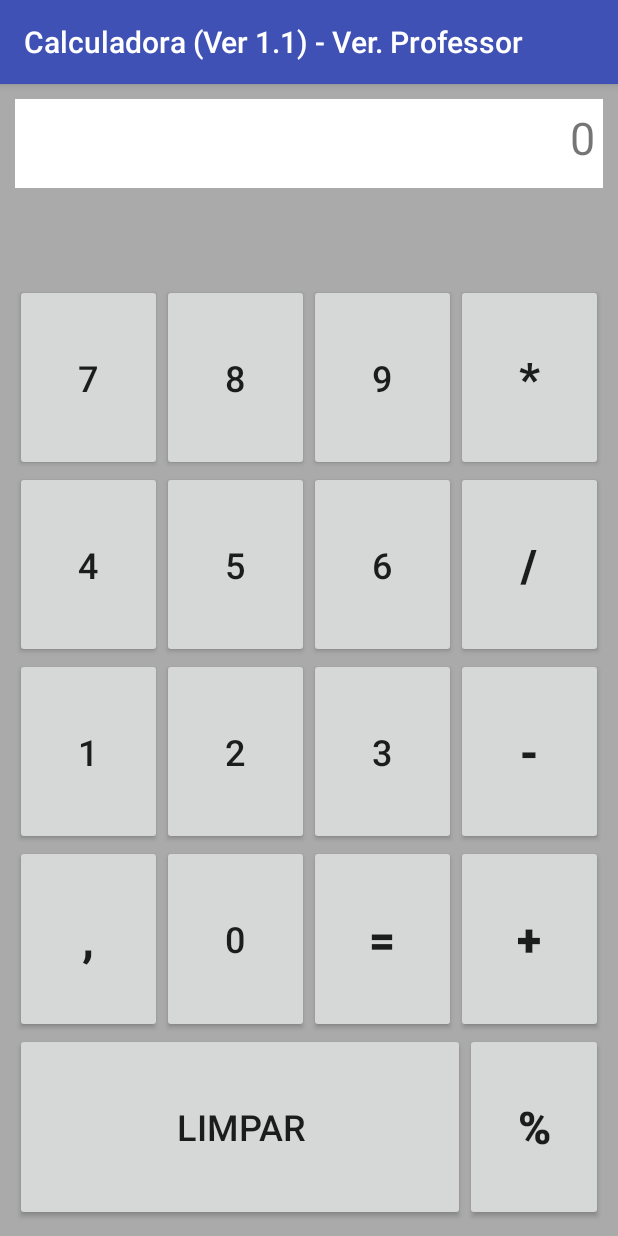
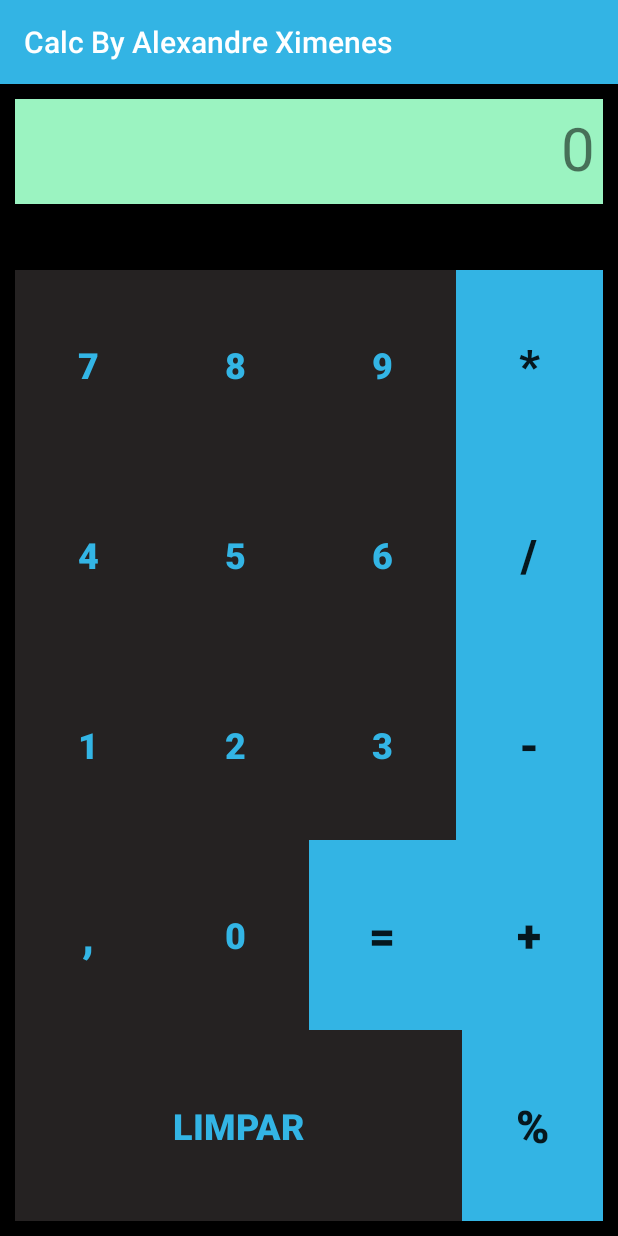
Before and after one commit to alexandreximenes/up, an Android app: the screen it shows after launch (MainActivity), after a tap on an icon or button, on a phone screen of 412 x 824 dp. Run offline under Robolectric (Android 15) with nearby library versions, the phone set to English and light mode, and no system bars; 2 other taps on this screen came first.

Commit message:
Calc -v 2

```diff
--- a/Calculadora_v1_1/app/src/main/java/br/edu/up/calculadora_v1_1/Calculadora.java
+++ b/Calculadora_v1_1/app/src/main/java/br/edu/up/calculadora_v1_1/Calculadora.java
@@ -1,4 +1,6 @@
 package br.edu.up.calculadora_v1_1;
+
+import android.util.Log;
 
 /**
  * Created by Sobreiro on 16/10/2018.
@@ -6,54 +8,84 @@ package br.edu.up.calculadora_v1_1;
 
 public class Calculadora {
 
-    private float valor;
-    private float valorAnterior;
+    private double valor;
+    private double valorAnterior;
     private String operador;
+    private String op;
 
-    public Calculadora(){
+    public Calculadora() {
         valor = 0;
         valorAnterior = 0;
         operador = "";
+        op = "";
     }
 
-    public float getValor() {
+    public double getValor() {
         return valor;
     }
 
-    public void setValor(float valor) {
+    public void setValor(double valor) {
         this.valor = valor;
     }
 
-    private void realizarOperacao(){
+    private void realizarOperacao() {
+        Log.i("OP: ",this.op);
+        if (!operador.equals("")) {
+            if (operador.equals("+")) {
+                valor = valorAnterior + valor;
+            } else if (operador.equals("-")) {
+                valor = valorAnterior - valor;
+            } else if (operador.equals("%")) {
+                /**
+                 * Calcula a porcentagem conforme operador anterior.
+                 * Ex: 100 / 10% = 10 é o mesmo que 100/0,10
+                 * Para obter esse resultado segue os passos
+                 * Pressionar:
+                 *      100
+                 *      botao dividir
+                 *      10
+                 *      botao porcentagem
+                 *      botao igual
+                 */
+                if(this.op.equals("+")){
+                        valor = valorAnterior + (valorAnterior * valor) / 100;
+                    }else if (this.op.equals("-")){
+                        valor = valorAnterior - ((valorAnterior * valor) / 100);
+                    }else if(this.op.equals("/")){
+                        valor = (valorAnterior / (valor / 100));
+                    }else{
+                        valor = valor * (valorAnterior / 100);
+                    }
 
-        if(!operador.equals("")){
-            if(operador.equals("+")){
-                valor = valorAnterior + valor;
-            }else if(operador.equals("-")){
-                valor = valorAnterior - valor;
-            }else if(operador.equals("*")){
+            } else if (operador.equals("*")) {
                 valor = valorAnterior * valor;
-            }else if(operador.equals("%")){
-                valor = valor * valorAnterior/100;
-            }else if(operador.equals("/")){
-                if(valor != 0){
+            } else if (operador.equals("/")) {
+                if (valor != 0) {
                     valor = valorAnterior / valor;
                 }
             }
         }
     }
 
-    public void verificarOperacao(String op){
+    public void verificarOperacao(String op) {
 
-        if(op.equals("LIMPAR")){
+        if (op.equals("LIMPAR")) {
             valor = 0;
             operador = "";
-        }else{
-            realizarOperacao();
-            operador = op;
-            valorAnterior = valor;
+        } else {
+            if(op.equals("%")) {
+                this.op = operador;
+                operador = "";
+            }
         }
 
+        realizarOperacao();
+        System.out.println(valor);
+        operador = op;
+        if(op.equals("%")){
+            return;
+        }
+        valorAnterior = valor;
+
     }
-
 }
--- a/Calculadora_v1_1/app/src/main/java/br/edu/up/calculadora_v1_1/MainActivity.java
+++ b/Calculadora_v1_1/app/src/main/java/br/edu/up/calculadora_v1_1/MainActivity.java
@@ -3,8 +3,13 @@ package br.edu.up.calculadora_v1_1;
 import android.support.v7.app.AppCompatActivity;
 import android.os.Bundle;
 import android.view.View;
+import android.view.Window;
+import android.view.WindowManager;
 import android.widget.Button;
 import android.widget.TextView;
+
+import java.text.NumberFormat;
+import java.text.ParseException;
 
 public class MainActivity extends AppCompatActivity {
 
@@ -17,7 +22,11 @@ public class MainActivity extends AppCompatActivity {
     @Override
     protected void onCreate(Bundle savedInstanceState) {
         super.onCreate(savedInstanceState);
+        requestWindowFeature(Window.FEATURE_NO_TITLE);
+        getWindow().setFlags(WindowManager.LayoutParams.FLAG_FULLSCREEN, WindowManager.LayoutParams.FLAG_FULLSCREEN);
+
         setContentView(R.layout.activity_main);
+
 
         txtVisor = findViewById(R.id.txtVisor);
         digitando = false;
@@ -77,7 +86,14 @@ public class MainActivity extends AppCompatActivity {
 
             }else {
 
-                String valorConvertido = txtVisor.getText().toString().replace(',', '.');
+//                String valorConvertido = txtVisor.getText().toString().replace(',', '.').replace(".", "");
+                String valorConvertido = null;
+                NumberFormat nFormat = NumberFormat.getNumberInstance();
+                try {
+                    valorConvertido = String.valueOf(nFormat.parse(txtVisor.getText().toString()));
+                } catch (ParseException e) {
+                    e.printStackTrace();
+                }
 
                 calc.setValor(Float.parseFloat(valorConvertido));
                 calc.verificarOperacao(op);
@@ -89,6 +105,7 @@ public class MainActivity extends AppCompatActivity {
                 }
 
                 txtVisor.setText(textoResultado.replace('.', ','));
+                if(op.equals("=")) txtVisor.setText(nFormat.format(Double.parseDouble(textoResultado)));
                 digitando = false;
                 separadorDecimal = false;
             }
--- a/Calculadora_v1_1/app/src/main/res/layout/activity_main.xml
+++ b/Calculadora_v1_1/app/src/main/res/layout/activity_main.xml
@@ -8,25 +8,26 @@
     android:background="@android:color/darker_gray"
     android:orientation="vertical"
     android:padding="10dp"
+    android:backgroundTint="#000000"
     tools:context=".MainActivity">
 
     <LinearLayout
         android:id="@+id/linha01"
         android:layout_width="match_parent"
-        android:layout_height="wrap_content"
+        android:layout_height="37dp"
         android:layout_weight="1"
         android:orientation="horizontal">
 
         <TextView
             android:id="@+id/txtVisor"
             android:layout_width="match_parent"
-            android:layout_height="59dp"
+            android:layout_height="70dp"
             android:layout_weight="1"
-            android:background="@android:color/background_light"
+            android:background="@color/colorAccent"
             android:padding="5dp"
             android:text="0"
             android:textAlignment="textEnd"
-            android:textSize="30sp" />
+            android:textSize="40sp" />
     </LinearLayout>
 
     <LinearLayout
@@ -41,33 +42,44 @@
             android:layout_width="wrap_content"
             android:layout_height="match_parent"
             android:layout_weight="1"
+            android:background="#252222"
             android:onClick="onClickValores"
             android:text="7"
-            android:textSize="24sp" />
+            android:textColor="@android:color/holo_blue_light"
+            android:textSize="24sp"
+            android:textStyle="bold" />
 
         <Button
             android:id="@+id/btn8"
             android:layout_width="wrap_content"
             android:layout_height="match_parent"
             android:layout_weight="1"
+            android:background="#252222"
             android:onClick="onClickValores"
             android:text="8"
-            android:textSize="24sp" />
+            android:textColor="@android:color/holo_blue_light"
+            android:textSize="24sp"
+            android:textStyle="bold" />
 
         <Button
             android:id="@+id/btn9"
             android:layout_width="wrap_content"
             android:layout_height="match_parent"
             android:layout_weight="1"
+            android:background="#252222"
             android:onClick="onClickValores"
             android:text="9"
-            android:textSize="24sp" />
+            android:textColor="@android:color/holo_blue_light"
+            android:textSize="24sp"
+            android:textStyle="bold" />
 
         <Button
             android:id="@+id/btnMult"
             android:layout_width="wrap_content"
             android:layout_height="match_parent"
             android:layout_weight="1"
+            android:background="@color/colorPrimary"
+            android:elevation="16dp"
             android:onClick="onClickOperacoes"
             android:text="*"
             android:textSize="30sp"
@@ -87,33 +99,44 @@
             android:layout_width="wrap_content"
             android:layout_height="match_parent"
             android:layout_weight="1"
+            android:background="#252222"
             android:onClick="onClickValores"
             android:text="4"
-            android:textSize="24sp" />
+            android:textColor="@android:color/holo_blue_light"
+            android:textSize="24sp"
+            android:textStyle="bold" />
 
         <Button
             android:id="@+id/btn5"
             android:layout_width="wrap_content"
             android:layout_height="match_parent"
             android:layout_weight="1"
+            android:background="#252222"
             android:onClick="onClickValores"
             android:text="5"
-            android:textSize="24sp" />
+            android:textColor="@android:color/holo_blue_light"
+            android:textSize="24sp"
+            android:textStyle="bold" />
 
         <Button
             android:id="@+id/btn6"
             android:layout_width="wrap_content"
             android:layout_height="match_parent"
             android:layout_weight="1"
+            android:background="#252222"
             android:onClick="onClickValores"
             android:text="6"
-            android:textSize="24sp" />
+            android:textColor="@android:color/holo_blue_light"
+            android:textSize="24sp"
+            android:textStyle="bold" />
 
         <Button
             android:id="@+id/btnDiv"
             android:layout_width="wrap_content"
             android:layout_height="match_parent"
             android:layout_weight="1"
+            android:background="@color/colorPrimary"
+            android:elevation="16dp"
             android:onClick="onClickOperacoes"
             android:text="/"
             android:textSize="30sp"
@@ -132,33 +155,44 @@
             android:layout_width="wrap_content"
             android:layout_height="match_parent"
             android:layout_weight="1"
+            android:background="#252222"
             android:onClick="onClickValores"
             android:text="1"
-            android:textSize="24sp" />
+            android:textColor="@android:color/holo_blue_light"
+            android:textSize="24sp"
+            android:textStyle="bold" />
 
         <Button
             android:id="@+id/btn2"
             android:layout_width="wrap_content"
             android:layout_height="match_parent"
             android:layout_weight="1"
+            android:background="#252222"
             android:onClick="onClickValores"
             android:text="2"
-            android:textSize="24sp" />
+            android:textColor="@android:color/holo_blue_light"
+            android:textSize="24sp"
+            android:textStyle="bold" />
 
         <Button
             android:id="@+id/btn3"
             android:layout_width="wrap_content"
             android:layout_height="match_parent"
             android:layout_weight="1"
+            android:background="#252222"
             android:onClick="onClickValores"
             android:text="3"
-            android:textSize="24sp" />
+            android:textColor="@android:color/holo_blue_light"
+            android:textSize="24sp"
+            android:textStyle="bold" />
 
         <Button
             android:id="@+id/btnMenos"
             android:layout_width="wrap_content"
             android:layout_height="match_parent"
             android:layout_weight="1"
+            android:background="@color/colorPrimary"
+            android:elevation="16dp"
             android:onClick="onClickOperacoes"
             android:text="-"
             android:textSize="30sp"
@@ -178,8 +212,10 @@
             android:layout_width="wrap_content"
             android:layout_height="match_parent"
             android:layout_weight="1"
+            android:background="#252222"
             android:onClick="onClickOperacoes"
             android:text=","
+            android:textColor="@android:color/holo_blue_light"
             android:textSize="30sp"
             android:textStyle="bold" />
 
@@ -188,15 +224,20 @@
             android:layout_width="wrap_content"
             android:layout_height="match_parent"
             android:layout_weight="1"
+            android:background="#252222"
             android:onClick="onClickValores"
             android:text="0"
-            android:textSize="24sp" />
+            android:textColor="@android:color/holo_blue_light"
+            android:textSize="24sp"
+            android:textStyle="bold" />
 
         <Button
             android:id="@+id/btnIgual"
             android:layout_width="wrap_content"
             android:layout_height="match_parent"
             android:layout_weight="1"
+            android:background="@color/colorPrimary"
+            android:elevation="16dp"
             android:onClick="onClickOperacoes"
             android:text="="
             android:textSize="30sp"
@@ -207,6 +248,8 @@
             android:layout_width="wrap_content"
             android:layout_height="match_parent"
             android:layout_weight="1"
+            android:background="@color/colorPrimary"
+            android:elevation="16dp"
             android:onClick="onClickOperacoes"
             android:text="+"
             android:textSize="30sp"
@@ -225,16 +268,21 @@
             android:id="@+id/btnLimpar"
             android:layout_width="wrap_content"
             android:layout_height="match_parent"
-            android:layout_weight="50"
+            android:layout_weight="35"
+            android:background="#252222"
             android:onClick="onClickOperacoes"
             android:text="LIMPAR"
-            android:textSize="24sp" />
+            android:textColor="@android:color/holo_blue_light"
+            android:textSize="24sp"
+            android:textStyle="bold" />
 
         <Button
             android:id="@+id/btnPorCento"
             android:layout_width="wrap_content"
             android:layout_height="match_parent"
             android:layout_weight="1"
+            android:background="@color/colorPrimary"
+            android:elevation="16dp"
             android:onClick="onClickOperacoes"
             android:text="%"
             android:textSize="30sp"
--- a/Calculadora_v1_1/app/src/main/res/values/colors.xml
+++ b/Calculadora_v1_1/app/src/main/res/values/colors.xml
@@ -1,6 +1,6 @@
 <?xml version="1.0" encoding="utf-8"?>
 <resources>
-    <color name="colorPrimary">#3F51B5</color>
-    <color name="colorPrimaryDark">#303F9F</color>
-    <color name="colorAccent">#FF4081</color>
+    <color name="colorPrimary">#33b4e4</color>
+    <color name="colorPrimaryDark">#303f9f</color>
+    <color name="colorAccent">#9bf3c1</color>
 </resources>
--- a/Calculadora_v1_1/app/src/main/res/values/strings.xml
+++ b/Calculadora_v1_1/app/src/main/res/values/strings.xml
@@ -1,3 +1,3 @@
 <resources>
-    <string name="app_name">Calculadora (Ver 1.1) - Ver. Professor</string>
+    <string name="app_name">Calc By Alexandre Ximenes</string>
 </resources>
--- a/Calculadora_v1_1/build.gradle
+++ b/Calculadora_v1_1/build.gradle
@@ -7,7 +7,7 @@ buildscript {
         jcenter()
     }
     dependencies {
-        classpath 'com.android.tools.build:gradle:3.1.3'
+        classpath 'com.android.tools.build:gradle:3.2.1'
 
 
         // NOTE: Do not place your application dependencies here; they belong
```
Also changed, not shown: Calculadora_v1_1/gradle/wrapper/gradle-wrapper.properties.
